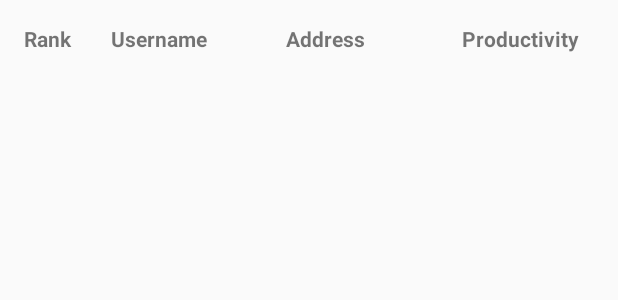
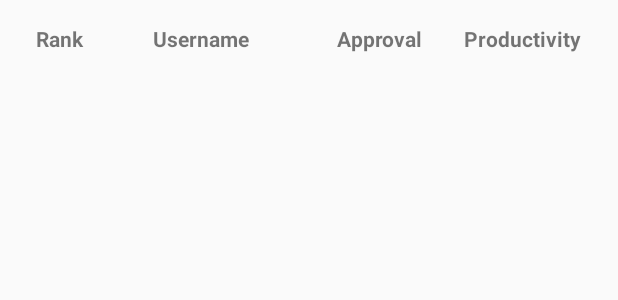
Before and after one commit to MxShift/lisk-android-monitor, an Android app: the layout fragment_delegates.xml on its own in the app's theme, with its tools: preview values and no code run, on a phone screen of 412 x 824 dp. Shown: the top 300 px of the screen. Run offline under Robolectric (Android 15) with nearby library versions, the phone set to English and light mode, and no system bars.

Commit message:
Standby delegates added and layout improvements

```diff
--- a/app/src/main/AndroidManifest.xml
+++ b/app/src/main/AndroidManifest.xml
@@ -33,7 +33,7 @@
             android:configChanges="keyboardHidden|orientation"
             android:label="@string/app_name"
             android:screenOrientation="portrait"
-            android:theme="@style/AppTheme.NoActionBar"/>
+            android:theme="@style/AppTheme.NoActionBar" />
 
         <receiver android:name=".scheduler.ForgingAlarmReceiver" />
         <receiver android:name=".scheduler.ForgingBootReceiver">
--- a/app/src/main/java/com/vrlc92/liskmonitor/adapters/VotersAdapter.java
+++ b/app/src/main/java/com/vrlc92/liskmonitor/adapters/VotersAdapter.java
@@ -12,6 +12,8 @@ import com.vrlc92.liskmonitor.models.Account;
 import com.vrlc92.liskmonitor.models.Voters;
 import com.vrlc92.liskmonitor.utils.Utils;
 
+import java.util.ArrayList;
+import java.util.Collections;
 import java.util.List;
 
 /**
@@ -25,7 +27,8 @@ public class VotersAdapter extends
 
     public VotersAdapter(Context context, Voters voters) {
         mContext = context;
-        mAccounts = voters.getAccounts();
+        mAccounts = new ArrayList<>(voters.getAccounts());
+        Collections.sort(mAccounts);
     }
 
     @Override
--- a/app/src/main/res/layout/fragment_delegates.xml
+++ b/app/src/main/res/layout/fragment_delegates.xml
@@ -18,11 +18,11 @@
             android:id="@+id/delegate_rank"
             android:layout_width="0dp"
             android:layout_height="wrap_content"
-            android:layout_weight="2"
+            android:layout_weight="1"
             android:ellipsize="end"
             android:lines="1"
             android:text="@string/rank"
-            android:textAlignment="textStart"
+            android:textAlignment="center"
             android:textSize="@dimen/default_font_size"
             android:textStyle="bold" />
 
@@ -30,23 +30,23 @@
             android:id="@+id/delegate_name"
             android:layout_width="0dp"
             android:layout_height="wrap_content"
-            android:layout_weight="4"
+            android:layout_weight="3"
             android:ellipsize="end"
             android:lines="1"
             android:text="@string/username"
-            android:textAlignment="textStart"
+            android:textAlignment="center"
             android:textSize="@dimen/default_font_size"
             android:textStyle="bold" />
 
         <TextView
-            android:id="@+id/delegate_address"
+            android:id="@+id/delegate_approval"
             android:layout_width="0dp"
             android:layout_height="wrap_content"
-            android:layout_weight="4"
+            android:layout_weight="2"
             android:ellipsize="end"
             android:lines="1"
-            android:text="@string/address"
-            android:textAlignment="textStart"
+            android:text="@string/approval"
+            android:textAlignment="center"
             android:textSize="@dimen/default_font_size"
             android:textStyle="bold" />
 
@@ -54,11 +54,11 @@
             android:id="@+id/delegate_productivity"
             android:layout_width="0dp"
             android:layout_height="wrap_content"
-            android:layout_weight="3"
+            android:layout_weight="2"
             android:ellipsize="end"
             android:lines="1"
             android:text="@string/productivity"
-            android:textAlignment="textStart"
+            android:textAlignment="center"
             android:textSize="@dimen/default_font_size"
             android:textStyle="bold" />
     </LinearLayout>
--- a/app/src/main/res/layout/fragment_latest_transactions.xml
+++ b/app/src/main/res/layout/fragment_latest_transactions.xml
@@ -4,7 +4,6 @@
     android:layout_height="match_parent"
     android:layout_marginLeft="@dimen/default_horizontal_margin"
     android:layout_marginRight="@dimen/default_horizontal_margin"
-    android:layout_marginTop="@dimen/default_vertical_margin"
     android:orientation="vertical"
     tools:context="com.vrlc92.liskmonitor.fragments.LatestTransactionsFragment">
 
--- a/app/src/main/res/layout/fragment_voters.xml
+++ b/app/src/main/res/layout/fragment_voters.xml
@@ -22,7 +22,7 @@
             android:ellipsize="end"
             android:lines="1"
             android:text="@string/username"
-            android:textAlignment="textStart"
+            android:textAlignment="center"
             android:textSize="@dimen/default_font_size"
             android:textStyle="bold" />
 
@@ -34,7 +34,7 @@
             android:ellipsize="end"
             android:lines="1"
             android:text="@string/address"
-            android:textAlignment="textStart"
+            android:textAlignment="center"
             android:textSize="@dimen/default_font_size"
             android:textStyle="bold" />
 
@@ -46,7 +46,7 @@
             android:ellipsize="end"
             android:lines="1"
             android:text="@string/balance"
-            android:textAlignment="textStart"
+            android:textAlignment="center"
             android:textSize="@dimen/default_font_size"
             android:textStyle="bold" />
 
--- a/app/src/main/res/layout/fragment_votes.xml
+++ b/app/src/main/res/layout/fragment_votes.xml
@@ -22,7 +22,7 @@
             android:ellipsize="end"
             android:lines="1"
             android:text="@string/rank"
-            android:textAlignment="textStart"
+            android:textAlignment="center"
             android:textSize="@dimen/default_font_size"
             android:textStyle="bold" />
 
@@ -34,7 +34,7 @@
             android:ellipsize="end"
             android:lines="1"
             android:text="@string/username"
-            android:textAlignment="textStart"
+            android:textAlignment="center"
             android:textSize="@dimen/default_font_size"
             android:textStyle="bold" />
 
@@ -46,7 +46,7 @@
             android:ellipsize="end"
             android:lines="1"
             android:text="@string/address"
-            android:textAlignment="textStart"
+            android:textAlignment="center"
             android:textSize="@dimen/default_font_size"
             android:textStyle="bold" />
     </LinearLayout>
--- a/app/src/main/res/layout/vote_row.xml
+++ b/app/src/main/res/layout/vote_row.xml
@@ -23,7 +23,7 @@
             android:layout_weight="2"
             android:ellipsize="end"
             android:lines="1"
-            android:textAlignment="textStart"
+            android:textAlignment="center"
             android:textSize="@dimen/default_font_size" />
 
         <TextView
@@ -33,7 +33,7 @@
             android:layout_weight="4"
             android:ellipsize="end"
             android:lines="1"
-            android:textAlignment="textStart"
+            android:textAlignment="center"
             android:textSize="@dimen/default_font_size" />
 
         <TextView
@@ -43,7 +43,7 @@
             android:layout_weight="4"
             android:ellipsize="end"
             android:lines="1"
-            android:textAlignment="textStart"
+            android:textAlignment="center"
             android:textSize="@dimen/default_font_size" />
     </LinearLayout>
 
--- a/app/src/main/res/layout/voter_row.xml
+++ b/app/src/main/res/layout/voter_row.xml
@@ -23,7 +23,7 @@
             android:layout_weight="1"
             android:ellipsize="end"
             android:lines="1"
-            android:textAlignment="textStart"
+            android:textAlignment="center"
             android:textSize="@dimen/default_font_size" />
 
         <TextView
@@ -33,7 +33,7 @@
             android:layout_weight="1"
             android:ellipsize="end"
             android:lines="1"
-            android:textAlignment="textStart"
+            android:textAlignment="center"
             android:textSize="@dimen/default_font_size" />
 
         <TextView
@@ -43,7 +43,7 @@
             android:layout_weight="1"
             android:ellipsize="end"
             android:lines="1"
-            android:textAlignment="textStart"
+            android:textAlignment="center"
             android:textSize="@dimen/default_font_size" />
     </LinearLayout>
 
--- a/app/src/main/res/menu/main.xml
+++ b/app/src/main/res/menu/main.xml
@@ -7,5 +7,5 @@
         android:icon="@drawable/ic_alarm_white_36dp"
         android:title="@string/action_alarm"
         app:showAsAction="always"
-        android:orderInCategory="0"/>
+        android:orderInCategory="0" />
 </menu>
--- a/app/src/main/res/values/strings.xml
+++ b/app/src/main/res/values/strings.xml
@@ -3,10 +3,9 @@
     <string name="app_name">Lisk Monitor</string>
     <string name="authors">vrlc92 and gpheheise</string>
     <string name="action_alarm">Alarm</string>
-    <string name="empty"/>
+    <string name="empty" />
     <string name="undefined">-</string>
     <string name="percent_symbol">%</string>
-    <string name="percentage_value">%1$s @string/percent_symbol</string>
     <string name="navigation_drawer_open">Open navigation drawer</string>
     <string name="navigation_drawer_close">Close navigation drawer</string>
     <string name="current_version">Version 1.1.0</string>
```
Also changed, not shown: app/src/main/java/com/vrlc92/liskmonitor/MainActivity.java (+8 -9 lines), app/src/main/java/com/vrlc92/liskmonitor/adapters/DelegatesAdapter.java (+14 -7 lines), app/src/main/java/com/vrlc92/liskmonitor/fragments/DelegatesFragment.java (+23 -7 lines), app/src/main/java/com/vrlc92/liskmonitor/models/Account.java (+6 -1 lines), app/src/main/java/com/vrlc92/liskmonitor/models/Delegate.java (+6 -1 lines), app/src/main/java/com/vrlc92/liskmonitor/services/LiskService.java (+15 -3 lines), app/src/main/res/layout/delegate_row.xml (+9 -9 lines).
